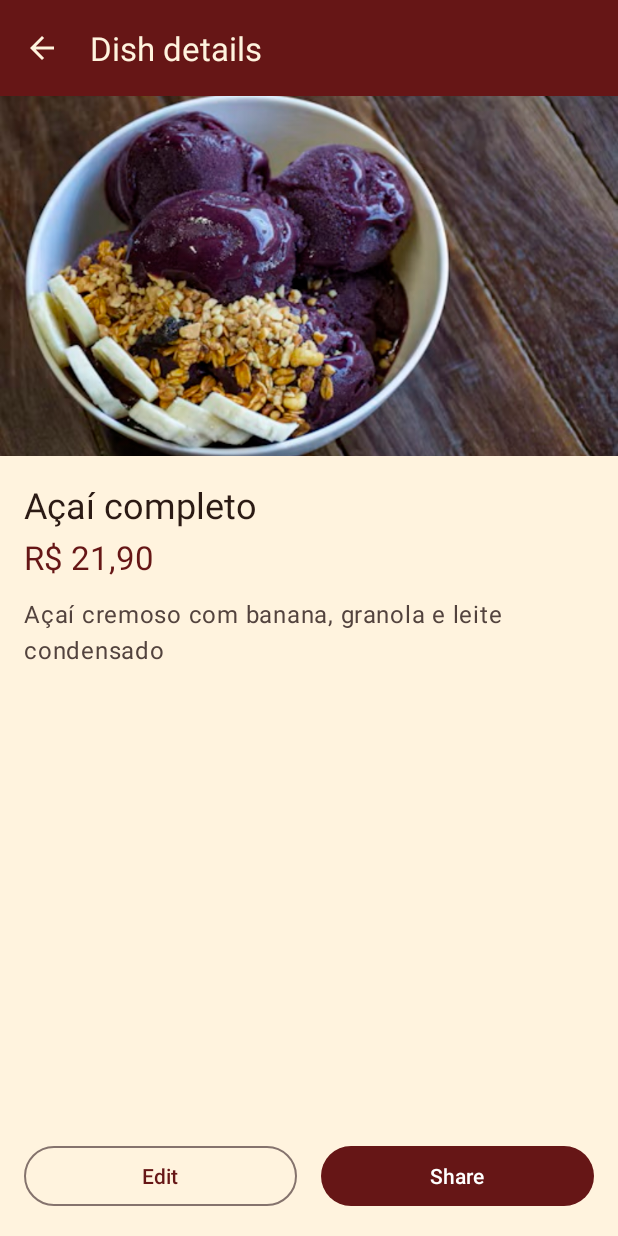
After one commit to rodrigomtav/prato-da-vila, an Android app: the layout activity_detalhe_prato.xml on its own in the app's theme, with its tools: preview values and no code run, on a phone screen of 412 x 824 dp. The commit adds this screen. Run offline under Robolectric (Android 15) with nearby library versions, the phone set to English and light mode, and no system bars.

Commit message:
Esqueci de adicionar alguns arquivos no último commit

```diff
--- a/app/src/main/AndroidManifest.xml
+++ b/app/src/main/AndroidManifest.xml
@@ -19,6 +19,10 @@
                 <category android:name="android.intent.category.LAUNCHER" />
             </intent-filter>
         </activity>
+        <activity
+            android:name=".ui.DetalhePratoActivity"
+            android:exported ="false">
+        </activity>
     </application>
 
 </manifest>
--- /dev/null
+++ b/app/src/main/res/layout/activity_detalhe_prato.xml
@@ -0,0 +1,100 @@
+<?xml version="1.0" encoding="utf-8"?>
+<androidx.constraintlayout.widget.ConstraintLayout xmlns:android="http://schemas.android.com/apk/res/android"
+    xmlns:app="http://schemas.android.com/apk/res-auto"
+    xmlns:tools="http://schemas.android.com/tools"
+    android:id="@+id/main"
+    android:layout_width="match_parent"
+    android:layout_height="match_parent"
+    android:background="?android:attr/colorBackground"
+    tools:context=".ui.DetalhePratoActivity">
+
+    <!-- toolbar -->
+    <com.google.android.material.appbar.MaterialToolbar
+        android:id="@+id/toolbar"
+        android:layout_width="0dp"
+        android:layout_height="wrap_content"
+        android:background="?attr/colorPrimaryContainer"
+        android:minHeight="?attr/actionBarSize"
+        app:layout_constraintEnd_toEndOf="parent"
+        app:layout_constraintStart_toStartOf="parent"
+        app:layout_constraintTop_toTopOf="parent"
+        app:navigationIcon="?attr/homeAsUpIndicator"
+        app:navigationIconTint="?attr/colorOnPrimaryContainer"
+        app:title="@string/detail_title"
+        app:titleTextColor="?attr/colorOnPrimaryContainer" />
+
+
+    <ImageView
+        android:id="@+id/iv_prato"
+        android:layout_width="0dp"
+        android:layout_height="240dp"
+        android:contentDescription="@string/cd_dish_image"
+        android:scaleType="centerCrop"
+        app:layout_constraintEnd_toEndOf="parent"
+        app:layout_constraintStart_toStartOf="parent"
+        app:layout_constraintTop_toBottomOf="@id/toolbar"
+        tools:src="@drawable/img_prato_acai" />
+
+    <TextView
+        android:id="@+id/tv_nome"
+        android:layout_width="0dp"
+        android:layout_height="wrap_content"
+        android:layout_marginHorizontal="16dp"
+        android:layout_marginTop="16dp"
+        android:textAppearance="?attr/textAppearanceHeadlineSmall"
+        android:textColor="?attr/colorOnBackground"
+        app:layout_constraintEnd_toEndOf="parent"
+        app:layout_constraintStart_toStartOf="parent"
+        app:layout_constraintTop_toBottomOf="@id/iv_prato"
+        tools:text="Açaí completo" />
+
+    <TextView
+        android:id="@+id/tv_preco"
+        android:layout_width="wrap_content"
+        android:layout_height="wrap_content"
+        android:layout_marginTop="4dp"
+        android:textAppearance="?attr/textAppearanceTitleLarge"
+        android:textColor="?attr/colorPrimary"
+        app:layout_constraintStart_toStartOf="@id/tv_nome"
+        app:layout_constraintTop_toBottomOf="@id/tv_nome"
+        tools:text="R$ 21,90" />
+
+    <TextView
+        android:id="@+id/tv_descricao"
+        android:layout_width="0dp"
+        android:layout_height="wrap_content"
+        android:layout_marginTop="12dp"
+        android:textAppearance="?attr/textAppearanceBodyLarge"
+        android:textColor="?attr/colorOnSurfaceVariant"
+        app:layout_constraintEnd_toEndOf="@id/tv_nome"
+        app:layout_constraintStart_toStartOf="@id/tv_nome"
+        app:layout_constraintTop_toBottomOf="@id/tv_preco"
+        tools:text="Açaí cremoso com banana, granola e leite condensado" />
+
+    <Button
+        android:id="@+id/btn_edit"
+        style="@style/Widget.Material3.Button.OutlinedButton"
+        android:layout_width="0dp"
+        android:layout_height="wrap_content"
+        android:layout_marginStart="16dp"
+        android:layout_marginEnd="8dp"
+        android:layout_marginBottom="16dp"
+        android:text="@string/btn_edit"
+        app:layout_constraintBottom_toBottomOf="parent"
+        app:layout_constraintEnd_toStartOf="@id/btn_share"
+        app:layout_constraintStart_toStartOf="parent" />
+
+    <Button
+        android:id="@+id/btn_share"
+        android:layout_width="0dp"
+        android:layout_height="wrap_content"
+        android:layout_marginStart="8dp"
+        android:layout_marginEnd="16dp"
+        android:layout_marginBottom="16dp"
+        android:text="@string/btn_share"
+        app:layout_goneMarginStart="16dp"
+        app:layout_constraintBottom_toBottomOf="parent"
+        app:layout_constraintEnd_toEndOf="parent"
+        app:layout_constraintStart_toEndOf="@id/btn_edit" />
+
+</androidx.constraintlayout.widget.ConstraintLayout>
```
Also changed, not shown: app/src/main/java/br/edu/ifsp/pratodavila/ui/DetalhePratoActivity.kt (+87 -1 lines), app/src/main/java/br/edu/ifsp/pratodavila/ui/MainActivity.kt (+5 -2 lines), 1 other file.
